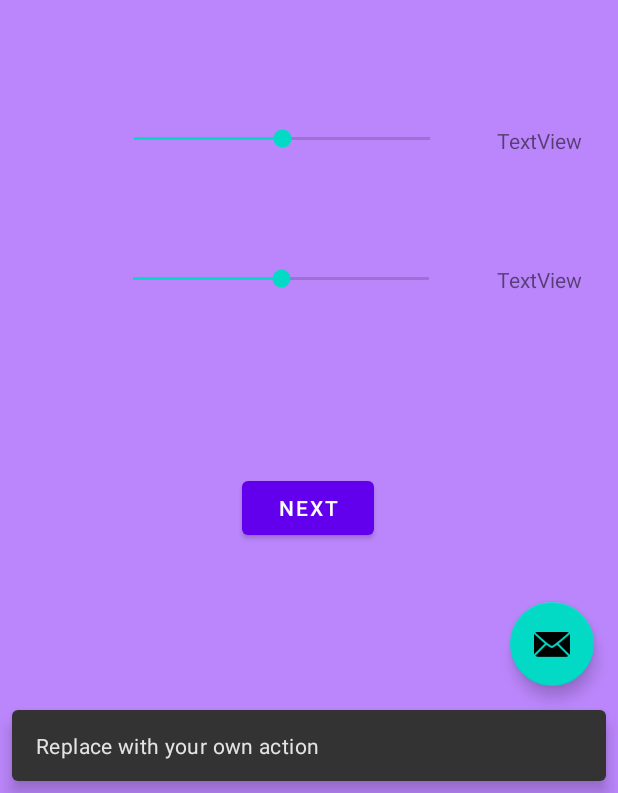
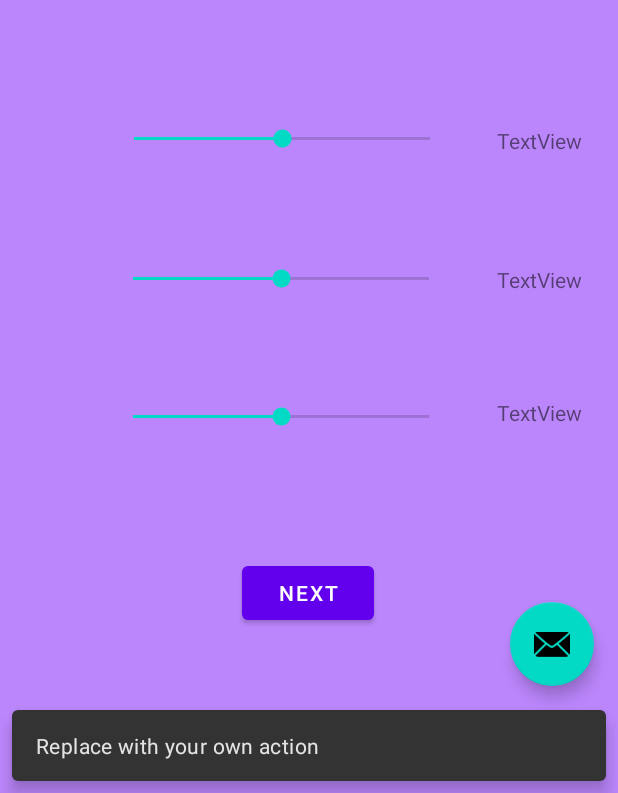
Before and after one commit to Selena-L/WearIt, an Android app: the screen it shows after launch (MainActivity), after a tap on an icon or button, on a phone screen of 412 x 824 dp, the part 443-1236 px from its top. Run offline under Robolectric (Android 15) with nearby library versions, the phone set to English and light mode, and no system bars; our stand-ins replace navigation-ui; 1 other tap on this screen came first.

Commit message:
Added windSpeed toggle

```diff
--- a/app/src/main/java/project/wearit/MainActivity.java
+++ b/app/src/main/java/project/wearit/MainActivity.java
@@ -28,6 +28,8 @@ public class MainActivity extends AppCompatActivity {
     private TextView tempValText;
     private SeekBar precipitationBar;
     private TextView precipitationValText;
+    private SeekBar windSpeedBar;
+    private TextView windSpeedValText;
 
 
     @Override
@@ -76,7 +78,7 @@ public class MainActivity extends AppCompatActivity {
         precipitationBar = (SeekBar) findViewById(R.id.precipitation_toggle);
         precipitationValText = (TextView) findViewById(R.id.precipitation_value);
         precipitationValText.setText(precipitationBar.getProgress() + "%");
-        tempBar.setOnSeekBarChangeListener(new SeekBar.OnSeekBarChangeListener() {
+        precipitationBar.setOnSeekBarChangeListener(new SeekBar.OnSeekBarChangeListener() {
             int precipitationVal = 0;
             @Override
             public void onProgressChanged(SeekBar seekBar, int progress, boolean fromUser) {
@@ -89,6 +91,26 @@ public class MainActivity extends AppCompatActivity {
             @Override
             public void onStopTrackingTouch(SeekBar seekBar) {
                 precipitationValText.setText(precipitationVal + "%");
+            }
+        });
+
+        // SeekBar: windSpeed_toggle
+        windSpeedBar = (SeekBar) findViewById(R.id.windSpeed_toggle);
+        windSpeedValText = (TextView) findViewById(R.id.windSpeed_value);
+        windSpeedValText.setText(windSpeedBar.getProgress() + "%");
+        windSpeedBar.setOnSeekBarChangeListener(new SeekBar.OnSeekBarChangeListener() {
+            int windSpeedVal = 0;
+            @Override
+            public void onProgressChanged(SeekBar seekBar, int progress, boolean fromUser) {
+                windSpeedVal = progress;
+            }
+            @Override
+            public void onStartTrackingTouch(SeekBar seekBar) {
+                //write custom code to on start progress
+            }
+            @Override
+            public void onStopTrackingTouch(SeekBar seekBar) {
+                windSpeedValText.setText(windSpeedVal + "%");
             }
         });
 
--- a/app/src/main/res/layout/fragment_first.xml
+++ b/app/src/main/res/layout/fragment_first.xml
@@ -32,7 +32,7 @@
         app:layout_constraintHorizontal_bias="0.498"
         app:layout_constraintStart_toStartOf="parent"
         app:layout_constraintTop_toBottomOf="@id/textview_first"
-        app:layout_constraintVertical_bias="0.655" />
+        app:layout_constraintVertical_bias="0.772" />
 
     <SeekBar
         android:id="@+id/temperature_toggle"
@@ -84,5 +84,30 @@
         app:layout_constraintTop_toTopOf="parent"
         app:layout_constraintVertical_bias="0.556" />
 
+    <SeekBar
+        android:id="@+id/windSpeed_toggle"
+        android:layout_width="229dp"
+        android:layout_height="110dp"
+        android:max="50"
+        android:min="0"
+        android:progress="25"
+        app:layout_constraintBottom_toBottomOf="parent"
+        app:layout_constraintEnd_toStartOf="@+id/windSpeed_value"
+        app:layout_constraintHorizontal_bias="0.712"
+        app:layout_constraintStart_toStartOf="parent"
+        app:layout_constraintTop_toTopOf="parent"
+        app:layout_constraintVertical_bias="0.703" />
+
+    <TextView
+        android:id="@+id/windSpeed_value"
+        android:layout_width="wrap_content"
+        android:layout_height="wrap_content"
+        android:layout_marginEnd="24dp"
+        android:text="TextView"
+        app:layout_constraintBottom_toBottomOf="parent"
+        app:layout_constraintEnd_toEndOf="parent"
+        app:layout_constraintTop_toTopOf="parent"
+        app:layout_constraintVertical_bias="0.674" />
+
 
 </androidx.constraintlayout.widget.ConstraintLayout>
```
